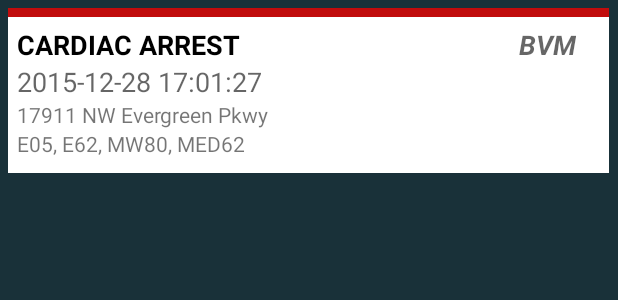
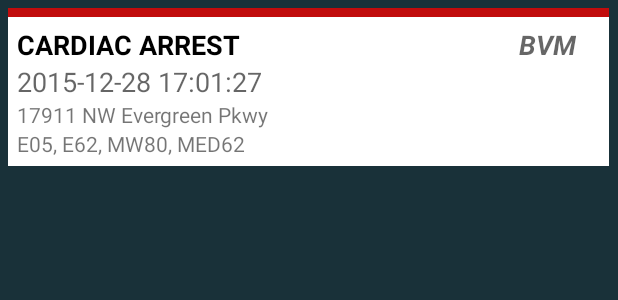
Before and after one commit to Brandantl/Oregon-9-1-1-Mobile, an Android app: the layout custom_call_list_row.xml on its own in the app's theme, with its tools: preview values and no code run, on a phone screen of 412 x 824 dp. Shown: the top 300 px of the screen. Run offline under Robolectric (Android 15) with nearby library versions, the phone set to English and light mode, and no system bars.

Commit message:
Colors! and resizing UI if more units than the standard call container holds.

```diff
--- a/Oregon9-1-1/app/src/main/java/cad/oregon911/net/Oregon911.java
+++ b/Oregon9-1-1/app/src/main/java/cad/oregon911/net/Oregon911.java
@@ -59,7 +59,7 @@ public class Oregon911 {
 
                 // Process Clackamas County
                 if (callheader.has("C")) {
-                    ArrayList<Incident> CC_CALLS = utils.ReadJSONCallList(reader.getJSONObject("C"), 'C');
+                    ArrayList<Incident> CC_CALLS = utils.ReadJSONCallList(callheader.getJSONObject("C"), 'C');
 
                     // **** TEMP!!!! ****
                     for (int i = 0; i < CC_CALLS.size(); i++) {
--- a/Oregon9-1-1/app/src/main/res/layout/custom_call_list_row.xml
+++ b/Oregon9-1-1/app/src/main/res/layout/custom_call_list_row.xml
@@ -11,7 +11,7 @@
     <LinearLayout
         android:orientation="horizontal"
         android:layout_width="fill_parent"
-        android:layout_height="110dp"
+        android:layout_height="wrap_content"
         android:background="#ffffffff"
         android:weightSum="1"
         android:layout_weight="1">
@@ -20,7 +20,7 @@
         <LinearLayout
             android:orientation="vertical"
             android:layout_width="fill_parent"
-            android:layout_height="match_parent"
+            android:layout_height="wrap_content"
             android:weightSum="1">
 
             <LinearLayout
@@ -110,7 +110,8 @@
                             android:layout_height="wrap_content"
                             android:textAppearance="?android:attr/textAppearanceSmall"
                             android:id="@+id/call_unitlist"
-                            android:text="E05, E62, MW80, MED62" />
+                            android:text="E05, E62, MW80, MED62"
+                            android:paddingBottom="5dp" />
                     </LinearLayout>
                 </LinearLayout>
 
--- a/Oregon9-1-1/app/src/main/res/values/colors.xml
+++ b/Oregon9-1-1/app/src/main/res/values/colors.xml
@@ -5,9 +5,4 @@
     <color name="colorAccent">#FF4081</color>
     <color name="colorCalllistBackground">#193139</color>
     <color name="WCCCACallHeader">#c10c0c</color>
-
-    <color name="dispatched">#C82620</color>
-    <color name="enroute">#FFCC33</color>
-    <color name="onscene">#00CC00</color>
-    <color name="cleared">#787878</color>
 </resources>
```
Also changed, not shown: Oregon9-1-1/app/src/main/java/cad/oregon911/net/utils.java (+7 -1 lines), Oregon9-1-1/app/src/main/java/net/oregon91/cad/oregon9_1_1/CallListAdapter.java (+11 -0 lines).
